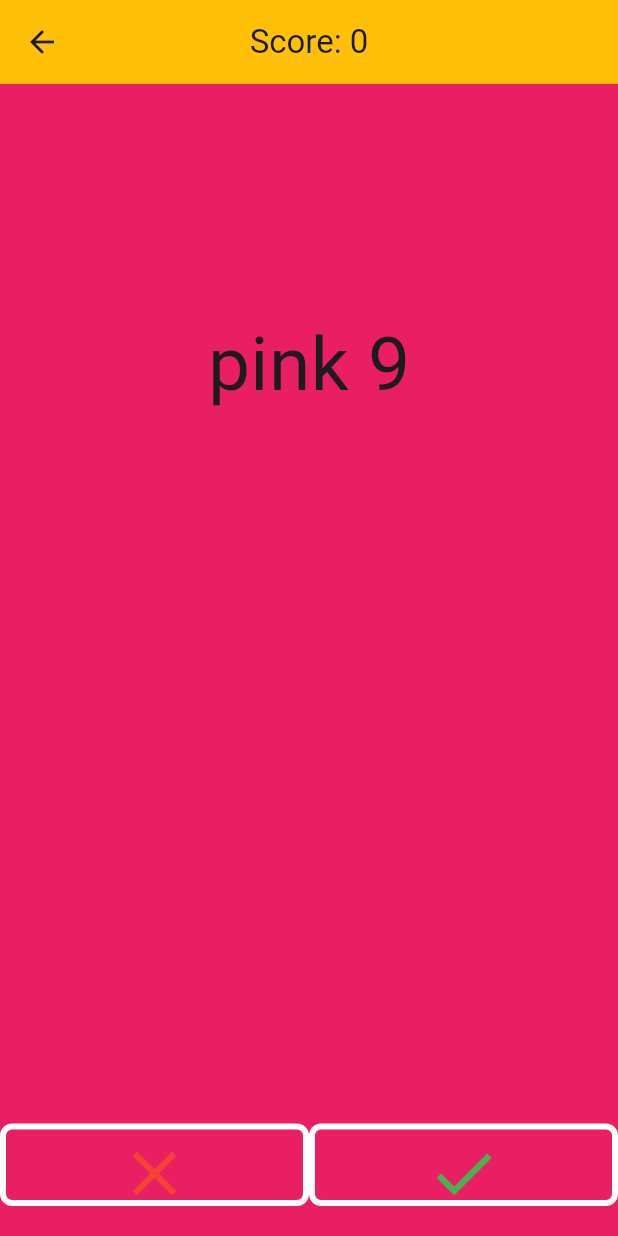
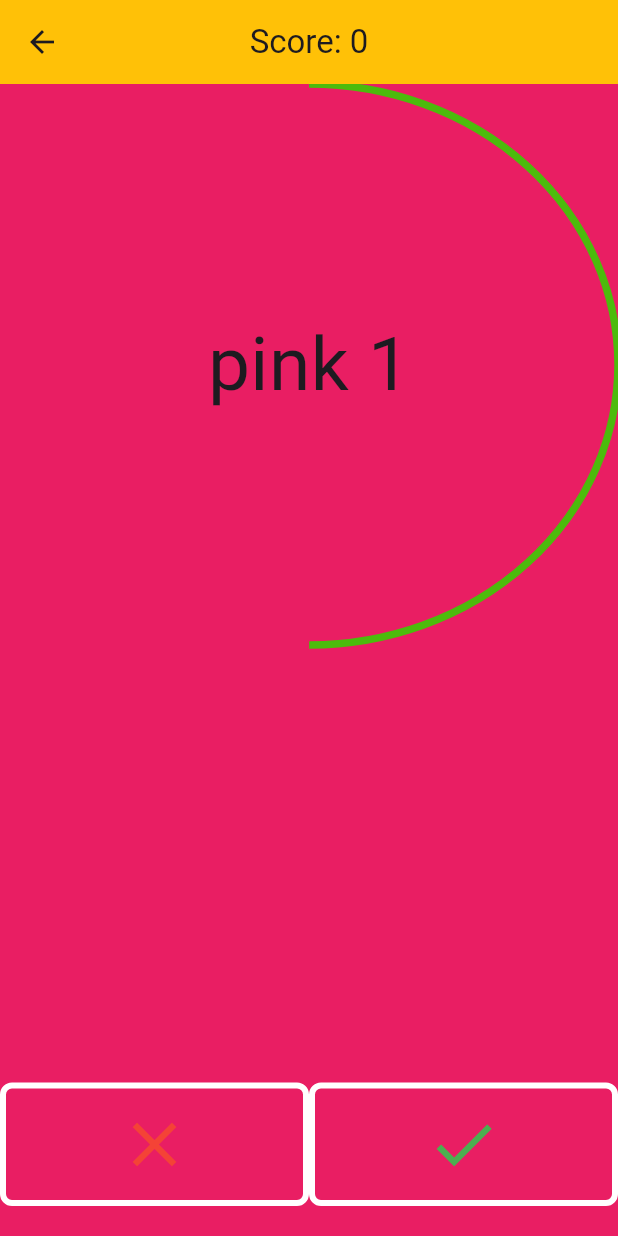
Before and after one commit to DereckAn/FlutterProjects, a Flutter app: the screen it shows after launch, after a tap on "START", on a phone screen of 412 x 824 dp. Run offline on Flutter 3.47's test engine with Material 2 defaults, Android fonts, the phone set to English and light mode, and no system bars.

```diff
--- a/color_game/lib/components/two_buttons.dart
+++ b/color_game/lib/components/two_buttons.dart
@@ -15,7 +15,7 @@ class TwoButtons extends StatelessWidget {
         Align(
           alignment: Alignment.bottomRight,
           child: SizedBox(
-            height: highh / 15,
+            height: highh / 10,
             width: widtt / 2,
             child: IconButton(
               style: ElevatedButton.styleFrom(
@@ -35,7 +35,7 @@ class TwoButtons extends StatelessWidget {
         Align(
           alignment: Alignment.bottomLeft,
           child: SizedBox(
-            height: highh / 15,
+            height: highh / 10,
             width: widtt / 2,
             child: IconButton(
               style: ElevatedButton.styleFrom(
--- a/color_game/lib/screens/playing.dart
+++ b/color_game/lib/screens/playing.dart
@@ -31,20 +31,19 @@ class Playing extends StatefulWidget {
 }
 
 class _PlayingState extends State<Playing> {
-
   Color _backgroundColor = Colors.pink;
   String _stringColor = 'pink';
   int score = 0;
   late Timer _timer;
-  late int _secondRemaining = 10;
+  late int _secondRemaining = 2;
   late bool _isGameOver = false;
-
 
   @override
   void initState() {
     super.initState();
     _startTimer();
   }
+
   void generateRandomColor() {
     setState(() {
       _backgroundColor = colorMap[keys[random.nextInt(keys.length)]]!;
@@ -57,6 +56,7 @@ class _PlayingState extends State<Playing> {
       setState(() {
         score++;
         generateRandomColor();
+        _secondRemaining = 2;
       });
       // return true;
     } else {
@@ -73,8 +73,8 @@ class _PlayingState extends State<Playing> {
 
   void _startTimer() {
     _timer = Timer.periodic(
-      const Duration(seconds: 1),
-      ( Timer timer) {
+      const Duration(milliseconds:  600),
+      (Timer timer) {
         if (_secondRemaining == 0) {
           _timer.cancel();
           setState(() {
@@ -100,17 +100,32 @@ class _PlayingState extends State<Playing> {
         ),
         centerTitle: true,
       ),
-      body:_isGameOver ?
-          EndGame(score) : Column(
+      body: _isGameOver
+          ? EndGame(score)
+          : Column(
               mainAxisAlignment: MainAxisAlignment.center,
               mainAxisSize: MainAxisSize.max,
               children: [
                 Expanded(
                   flex: 2,
                   child: Center(
+                    child: Stack(
+                      fit: StackFit.expand,
+                      children: [
+                        CircularProgressIndicator(
+                          value: 1 - _secondRemaining / 2,
+                          strokeWidth: 5,
+                          backgroundColor: _backgroundColor,
+                          valueColor:
+                              const AlwaysStoppedAnimation<Color>(Color.fromARGB(255, 76, 187, 12)),
+                        ),
+                        Center(
                           child: Text(
                             '$_stringColor $_secondRemaining',
                             style: const TextStyle(fontSize: 50),
+                          ),
+                        ),
+                      ],
                     ),
                   ),
                 ),
--- a/color_game/pubspec.yaml
+++ b/color_game/pubspec.yaml
@@ -28,8 +28,10 @@ environment:
 # the latest version available on pub.dev. To see which dependencies have newer
 # versions available, run `flutter pub outdated`.
 dependencies:
+  shared_preferences: ^2.1.1
   flutter:
     sdk: flutter
+
 
 
   # The following adds the Cupertino Icons font to your application.
```
Also changed, not shown: color_game/pubspec.lock. Lines whose indentation alone changed are shown as unchanged.
